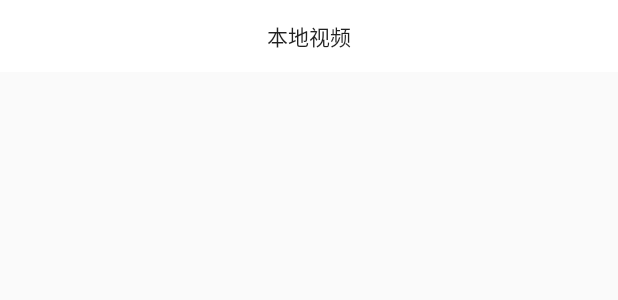
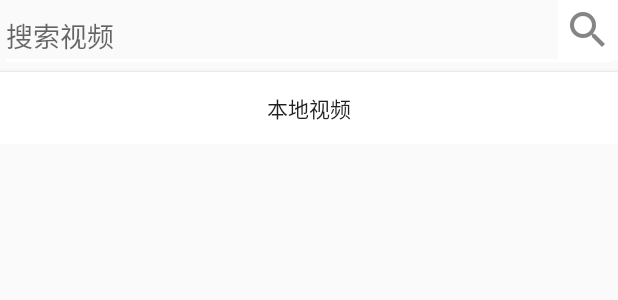
Before and after one commit to zhang-yongjiang/ifsmile, an Android app: the layout fragment_main_list.xml on its own in the app's theme, with its tools: preview values and no code run, on a phone screen of 412 x 824 dp. Shown: the top 300 px of the screen. Run offline under Robolectric (Android 15) with nearby library versions, the phone set to English and light mode, and no system bars.

Commit message:
12.1.1 commit

```diff
--- a/app/src/main/java/app/ifsmile/com/ifsmile/SmilePlayFragment.java
+++ b/app/src/main/java/app/ifsmile/com/ifsmile/SmilePlayFragment.java
@@ -33,7 +33,6 @@ public class SmilePlayFragment extends Fragment {
 
 
         mButtonVideo=(Button)view.findViewById(R.id.my_video_button);
-        mButtonMusic=(Button)view.findViewById(R.id.my_music_button);
 
 
         mButtonVideo.setOnClickListener(new View.OnClickListener() {        //本地视频
@@ -42,15 +41,6 @@ public class SmilePlayFragment extends Fragment {
                 Intent toVideo=new Intent(getActivity(),VideoListActivity.class);
                 startActivity(toVideo);
                 //选择本地视频
-            }
-        });
-        mButtonMusic.setOnClickListener(new View.OnClickListener() {        //本地音乐
-            @Override
-            public void onClick(View v) {
-                Intent toMusic=new Intent(getActivity(),MusicListActivity.class);
-                startActivity(toMusic);
-
-                //选择本地音乐
             }
         });
 
--- a/app/src/main/res/layout/fragment_main_list.xml
+++ b/app/src/main/res/layout/fragment_main_list.xml
@@ -10,6 +10,24 @@
         android:layout_centerHorizontal="true"
         android:orientation="vertical">
 
+        <RelativeLayout
+            android:layout_width="wrap_content"
+            android:layout_height="wrap_content">
+            <EditText
+                android:layout_width="match_parent"
+                android:layout_height="wrap_content"
+                android:hint="@string/search_video"/>
+            <ImageButton
+                android:id="@+id/search_video_button"
+                android:layout_width="wrap_content"
+                android:layout_height="wrap_content"
+                android:layout_alignParentRight="true"
+                android:padding="4dp"
+                android:background="@drawable/button_color_selector"
+                android:src="@drawable/ic_search_button"/>
+
+        </RelativeLayout>
+
         <Button
             android:id="@+id/my_video_button"
             android:layout_width="match_parent"
--- a/app/src/main/res/values/strings.xml
+++ b/app/src/main/res/values/strings.xml
@@ -6,6 +6,7 @@
     <string name="return_parent_activity">返回</string>
     <string name="my_images">本地图片</string>
     <string name="first_view">no video,want to increase?????</string>
+    <string name="search_video">搜索视频</string>
 
 
 </resources>
```
Also changed, not shown: app/src/main/res/drawable-hdpi/ic_search_button.png (added), app/src/main/res/drawable-mdpi/ic_search_button.png (added), app/src/main/res/drawable-xhdpi/ic_search_button.png (added), app/src/main/res/drawable-xxhdpi/ic_search_button.png (added).
